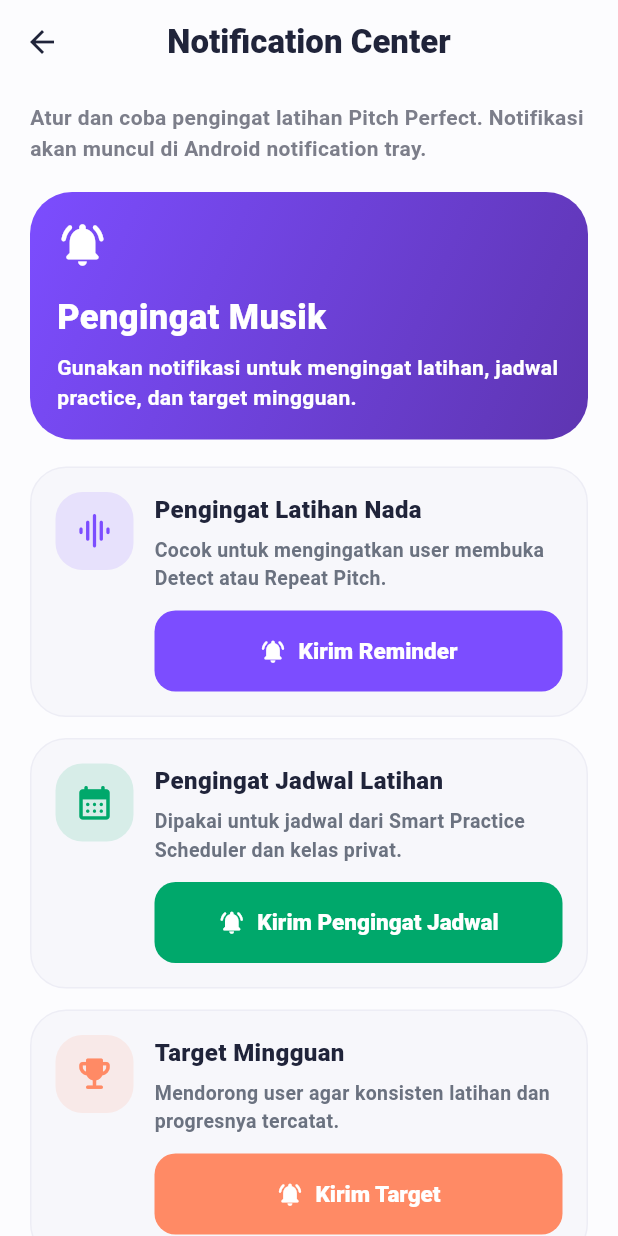
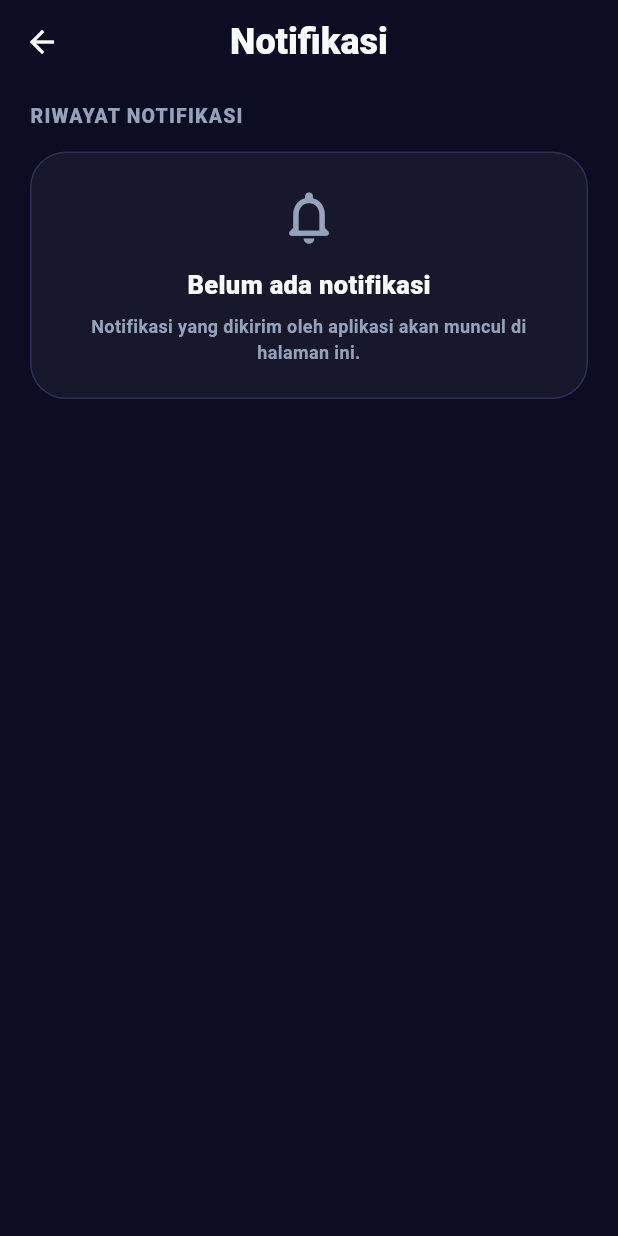
Before and after one commit to dafaarchlinux/pitch-perfect-final-project, a Flutter app: the NotificationScreen screen opened by its route, on a phone screen of 412 x 824 dp. Run offline on Flutter 3.47's test engine with Material 3 defaults, Android fonts, the phone set to English and light mode, and no system bars; our stand-ins replace flutter_local_notifications, flutter_map, flutter_secure_storage, flutter_timezone, geocoding, geolocator and 9 more; missing offline and left inert: cryptography, flutter_pitch_detection, maps_launcher, noise_meter; accounts and stored records are empty.

Commit message:
Update notification_screen.dart

```diff
--- a/lib/features/notifications/notification_screen.dart
+++ b/lib/features/notifications/notification_screen.dart
@@ -1,5 +1,5 @@
 import 'package:flutter/material.dart';
-import '../../services/notification_service.dart';
+
 import '../../services/practice_progress_service.dart';
 
 class NotificationScreen extends StatefulWidget {
@@ -10,72 +10,177 @@ class NotificationScreen extends StatefulWidget {
 }
 
 class _NotificationScreenState extends State<NotificationScreen> {
-  bool isSending = false;
+  static const Color _bg = Color(0xFF0B0D22);
+  static const Color _surface = Color(0xFF17182C);
+  static const Color _surfaceSoft = Color(0xFF232542);
+  static const Color _border = Color(0xFF2D3050);
+  static const Color _text = Color(0xFFF8FAFC);
+  static const Color _muted = Color(0xFF94A3B8);
+  static const Color _purple = Color(0xFF8B5CF6);
+  static const Color _cyan = Color(0xFF22D3EE);
+  static const Color _pink = Color(0xFFF472B6);
+  static const Color _green = Color(0xFF34D399);
+  static const Color _orange = Color(0xFFF59E0B);
 
-  Future<void> _sendNotification({
-    required String title,
-    required String body,
-    required String type,
-  }) async {
-    if (isSending) return;
+  bool isLoading = true;
+  List<Map<String, dynamic>> notifications = [];
 
-    setState(() => isSending = true);
+  @override
+  void initState() {
+    super.initState();
+    _loadNotifications();
+  }
 
-    await NotificationService.showPracticeReminder(title: title, body: body);
+  Future<void> _loadNotifications() async {
+    setState(() => isLoading = true);
 
-    await PracticeProgressService.addPracticeSession(
-      title: title,
-      type: type,
-      score: null,
-      level: null,
-      combo: null,
-      passed: true,
-      metadata: {
-        'notification_title': title,
-        'notification_body': body,
-        'source': 'Notification Center',
-      },
-    );
+    try {
+      final history = await PracticeProgressService.getHistory();
+      final items = <Map<String, dynamic>>[];
+
+      for (final item in history) {
+        final mapped = _mapHistoryToNotification(item);
+        if (mapped != null) items.add(mapped);
+      }
+
+      items.sort((a, b) {
+        final aDate = DateTime.tryParse(a['created_at']?.toString() ?? '') ??
+            DateTime.fromMillisecondsSinceEpoch(0);
+        final bDate = DateTime.tryParse(b['created_at']?.toString() ?? '') ??
+            DateTime.fromMillisecondsSinceEpoch(0);
+        return bDate.compareTo(aDate);
+      });
 
       if (!mounted) return;
-
-    setState(() => isSending = false);
-
-    ScaffoldMessenger.of(context).showSnackBar(
-      SnackBar(
-        content: Text('Notifikasi dikirim: $title'),
-        behavior: SnackBarBehavior.floating,
-      ),
-    );
+      setState(() {
+        notifications = items;
+        isLoading = false;
+      });
+    } catch (_) {
+      if (!mounted) return;
+      setState(() {
+        notifications = [];
+        isLoading = false;
+      });
+    }
   }
 
-  Widget _buildReminderCard({
-    required IconData icon,
-    required String title,
-    required String body,
-    required String buttonText,
-    required Color color,
-    required VoidCallback onTap,
-  }) {
+  Map<String, dynamic>? _mapHistoryToNotification(Map<String, dynamic> item) {
+    final type = item['type']?.toString() ?? '';
+    final title = item['title']?.toString() ?? 'Notifikasi';
+    final createdAt = item['created_at']?.toString() ??
+        item['createdAt']?.toString() ??
+        item['date']?.toString() ??
+        DateTime.now().toIso8601String();
+
+    final rawMetadata = item['metadata'];
+    final metadata = rawMetadata is Map
+        ? rawMetadata.map((key, value) => MapEntry(key.toString(), value))
+        : <String, dynamic>{};
+
+    final notificationTitle = metadata['notification_title']?.toString();
+    final notificationBody = metadata['notification_body']?.toString();
+    final source = metadata['source']?.toString() ?? '';
+
+    final lowerType = type.toLowerCase();
+    final lowerTitle = title.toLowerCase();
+    final isNotificationFromCenter = notificationTitle != null ||
+        notificationBody != null ||
+        source.toLowerCase().contains('notification');
+    final isScheduleNotification = lowerType.contains('scheduler') ||
+        lowerTitle.contains('jadwal latihan') ||
+        lowerTitle.contains('reminder');
+    final isNotificationType = lowerType.contains('notifikasi') ||
+        lowerType.contains('notification');
+
+    if (!isNotificationFromCenter && !isScheduleNotification && !isNotificationType) {
+      return null;
+    }
+
+    return {
+      'title': notificationTitle ?? title,
+      'body': notificationBody ?? _fallbackBody(item, metadata),
+      'type': type.isEmpty ? 'Notifikasi Aplikasi' : type,
+      'created_at': createdAt,
+      'source': source.isEmpty ? 'Pitch Perfect' : source,
+      'color': _notificationColor(type, title),
+    };
+  }
+
+  String _fallbackBody(Map<String, dynamic> item, Map<String, dynamic> metadata) {
+    final body = metadata['body']?.toString();
+    if (body != null && body.trim().isNotEmpty) return body;
+
+    final target = metadata['target']?.toString();
+    final practice = metadata['practice']?.toString();
+    final date = metadata['date']?.toString();
+    final time = metadata['time']?.toString();
+    final timezone = metadata['timezone']?.toString();
+
+    if (practice != null || target != null || date != null || time != null) {
+      final practiceText = practice == null ? 'Latihan musik' : practice;
+      final targetText = target == null ? '' : ' • Target: $target';
+      final timeText = time == null ? '' : ' • $time ${timezone ?? ''}'.trimRight();
+      final dateText = date == null ? '' : ' • $date';
+      return '$practiceText$targetText$timeText$dateText';
+    }
+
+    return 'Notifikasi dari aplikasi Pitch Perfect.';
+  }
+
+  Color _notificationColor(String type, String title) {
+    final text = '${type.toLowerCase()} ${title.toLowerCase()}';
+
+    if (text.contains('jadwal') || text.contains('scheduler') || text.contains('reminder')) {
+      return _cyan;
+    }
+    if (text.contains('target')) return _orange;
+    if (text.contains('latihan') || text.contains('practice')) return _purple;
+    if (text.contains('game')) return _pink;
+    return _green;
+  }
+
+  String _formatDate(String rawDate) {
+    final date = DateTime.tryParse(rawDate);
+    if (date == null) return 'Waktu tidak diketahui';
+
+    final now = DateTime.now();
+    final diff = now.difference(date);
+
+    if (diff.inMinutes < 1) return 'Baru saja';
+    if (diff.inHours < 1) return '${diff.inMinutes} menit lalu';
+    if (diff.inDays < 1) return '${diff.inHours} jam lalu';
+    if (diff.inDays < 7) return '${diff.inDays} hari lalu';
+
+    final day = date.day.toString().padLeft(2, '0');
+    final month = date.month.toString().padLeft(2, '0');
+    final hour = date.hour.toString().padLeft(2, '0');
+    final minute = date.minute.toString().padLeft(2, '0');
+    return '$day/$month/${date.year} • $hour:$minute';
+  }
+
+  Widget _summaryCard() {
     return Container(
-      margin: const EdgeInsets.only(bottom: 14),
-      padding: const EdgeInsets.all(16),
+      padding: const EdgeInsets.all(18),
       decoration: BoxDecoration(
-        color: const Color(0xFFF7F7FB),
+        color: _surface,
         borderRadius: BorderRadius.circular(24),
-        border: Border.all(color: const Color(0xFFEDEDF5)),
+        border: Border.all(color: _border),
       ),
       child: Row(
-        crossAxisAlignment: CrossAxisAlignment.start,
         children: [
           Container(
-            width: 52,
-            height: 52,
+            width: 54,
+            height: 54,
             decoration: BoxDecoration(
-              color: color.withValues(alpha: 0.13),
+              color: _purple.withOpacity(0.18),
               borderRadius: BorderRadius.circular(18),
             ),
-            child: Icon(icon, color: color, size: 27),
+            child: const Icon(
+              Icons.notifications_active_rounded,
+              color: _purple,
+              size: 28,
+            ),
           ),
           const SizedBox(width: 14),
           Expanded(
@@ -83,45 +188,125 @@ class _NotificationScreenState extends State<NotificationScreen> {
               crossAxisAlignment: CrossAxisAlignment.start,
               children: [
                 Text(
-                  title,
+                  '${notifications.length} Notifikasi',
                   style: const TextStyle(
-                    fontSize: 16,
-                    color: Color(0xFF20243A),
+                    color: _text,
+                    fontSize: 18,
                     fontWeight: FontWeight.w900,
                   ),
                 ),
-                const SizedBox(height: 6),
+                const SizedBox(height: 5),
+                const Text(
+                  'Daftar notifikasi yang sudah pernah dikirim oleh aplikasi.',
+                  style: TextStyle(
+                    color: _muted,
+                    fontSize: 12,
+                    height: 1.35,
+                    fontWeight: FontWeight.w700,
+                  ),
+                ),
+              ],
+            ),
+          ),
+          IconButton(
+            onPressed: _loadNotifications,
+            icon: const Icon(Icons.refresh_rounded),
+            color: _cyan,
+            tooltip: 'Muat ulang',
+          ),
+        ],
+      ),
+    );
+  }
+
+  Widget _notificationTile(Map<String, dynamic> item) {
+    final color = item['color'] is Color ? item['color'] as Color : _purple;
+    final title = item['title']?.toString() ?? 'Notifikasi';
+    final body = item['body']?.toString() ?? 'Notifikasi dari Pitch Perfect.';
+    final type = item['type']?.toString() ?? 'Notifikasi Aplikasi';
+    final createdAt = item['created_at']?.toString() ?? '';
+
+    return Container(
+      margin: const EdgeInsets.only(bottom: 14),
+      padding: const EdgeInsets.all(16),
+      decoration: BoxDecoration(
+        color: _surface,
+        borderRadius: BorderRadius.circular(22),
+        border: Border.all(color: _border),
+      ),
+      child: Row(
+        crossAxisAlignment: CrossAxisAlignment.start,
+        children: [
+          Container(
+            width: 46,
+            height: 46,
+            decoration: BoxDecoration(
+              color: color.withOpacity(0.16),
+              borderRadius: BorderRadius.circular(16),
+            ),
+            child: Icon(
+              Icons.notifications_rounded,
+              color: color,
+              size: 24,
+            ),
+          ),
+          const SizedBox(width: 14),
+          Expanded(
+            child: Column(
+              crossAxisAlignment: CrossAxisAlignment.start,
+              children: [
+                Row(
+                  crossAxisAlignment: CrossAxisAlignment.start,
+                  children: [
+                    Expanded(
+                      child: Text(
+                        title,
+                        maxLines: 2,
+                        overflow: TextOverflow.ellipsis,
+                        style: const TextStyle(
+                          color: _text,
+                          fontSize: 15,
+                          fontWeight: FontWeight.w900,
+                        ),
+                      ),
+                    ),
+                    const SizedBox(width: 8),
+                    Container(
+                      padding: const EdgeInsets.symmetric(horizontal: 8, vertical: 4),
+                      decoration: BoxDecoration(
+                        color: color.withOpacity(0.16),
+                        borderRadius: BorderRadius.circular(999),
+                      ),
+                      child: Text(
+                        type,
+                        maxLines: 1,
+                        overflow: TextOverflow.ellipsis,
+                        style: TextStyle(
+                          color: color,
+                          fontSize: 9,
+                          fontWeight: FontWeight.w900,
+                        ),
+                      ),
+                    ),
+                  ],
+                ),
+                const SizedBox(height: 7),
                 Text(
                   body,
                   style: const TextStyle(
-                    fontSize: 13,
+                    color: _muted,
+                    fontSize: 12,
                     height: 1.45,
-                    color: Color(0xFF6B7280),
-                    fontWeight: FontWeight.w600,
+                    fontWeight: FontWeight.w700,
                   ),
                 ),
-                const SizedBox(height: 12),
-                Align(
-                  alignment: Alignment.centerLeft,
-                  child: ElevatedButton.icon(
-                    onPressed: isSending ? null : onTap,
-                    icon: const Icon(
-                      Icons.notifications_active_rounded,
-                      size: 18,
-                    ),
-                    label: Text(buttonText),
-                    style: ElevatedButton.styleFrom(
-                      backgroundColor: color,
-                      foregroundColor: Colors.white,
-                      elevation: 0,
-                      padding: const EdgeInsets.symmetric(
-                        horizontal: 14,
-                        vertical: 10,
-                      ),
-                      shape: RoundedRectangleBorder(
-                        borderRadius: BorderRadius.circular(14),
-                      ),
-                    ),
+                const SizedBox(height: 10),
+                Text(
+                  _formatDate(createdAt),
+                  style: const TextStyle(
+                    color: Color(0xFF6F7EA7),
+                    fontSize: 11,
+                    fontWeight: FontWeight.w800,
                   ),
                 ),
               ],
@@ -132,123 +317,99 @@ class _NotificationScreenState extends State<NotificationScreen> {
     );
   }
 
-  static const Color _bgColor = Color(0xFFFCFCFE);
+  Widget _emptyState() {
+    return Container(
+      width: double.infinity,
+      padding: const EdgeInsets.all(22),
+      decoration: BoxDecoration(
+        color: _surface,
+        borderRadius: BorderRadius.circular(24),
+        border: Border.all(color: _border),
+      ),
+      child: Column(
+        children: const [
+          Icon(Icons.notifications_none_rounded, color: _muted, size: 42),
+          SizedBox(height: 12),
+          Text(
+            'Belum ada notifikasi',
+            style: TextStyle(
+              color: _text,
+              fontSize: 17,
+              fontWeight: FontWeight.w900,
+            ),
+          ),
+          SizedBox(height: 6),
+          Text(
+            'Notifikasi yang dikirim oleh aplikasi akan muncul di halaman ini.',
+            textAlign: TextAlign.center,
+            style: TextStyle(
+              color: _muted,
+              fontSize: 12,
+              height: 1.45,
+              fontWeight: FontWeight.w700,
+            ),
+          ),
+        ],
+      ),
+    );
+  }
+
+  Widget _sectionTitle(String title) {
+    return Text(
+      title.toUpperCase(),
+      style: const TextStyle(
+        color: _muted,
+        fontSize: 13,
+        fontWeight: FontWeight.w900,
+        letterSpacing: 0.8,
+      ),
+    );
+  }
 
   @override
   Widget build(BuildContext context) {
     return Scaffold(
-      backgroundColor: _bgColor,
+      backgroundColor: _bg,
       appBar: AppBar(
-        backgroundColor: _bgColor,
+        backgroundColor: _bg,
         elevation: 0,
         centerTitle: true,
+        iconTheme: const IconThemeData(color: _text),
         title: const Text(
-          'Notification Center',
+          'Notifikasi',
           style: TextStyle(
-            color: Color(0xFF20243A),
+            color: _text,
+            fontSize: 24,
             fontWeight: FontWeight.w900,
           ),
         ),
-        iconTheme: const IconThemeData(color: Color(0xFF20243A)),
       ),
       body: SafeArea(
+        child: RefreshIndicator(
+          onRefresh: _loadNotifications,
+          color: _purple,
+          backgroundColor: _surface,
           child: ListView(
-          padding: const EdgeInsets.fromLTRB(20, 12, 20, 34),
+            physics: const AlwaysScrollableScrollPhysics(),
+            padding: const EdgeInsets.fromLTRB(20, 12, 20, 120),
             children: [
-            const Text(
-              'Atur dan coba pengingat latihan Pitch Perfect. Notifikasi akan muncul di Android notification tray.',
-              style: TextStyle(
-                fontSize: 14,
-                height: 1.5,
-                color: Color(0xFF7C7E8A),
-                fontWeight: FontWeight.w600,
+              if (isLoading)
+                SizedBox(
+                  height: MediaQuery.of(context).size.height * 0.65,
+                  child: const Center(
+                    child: CircularProgressIndicator(color: _purple),
                   ),
-            ),
-            const SizedBox(height: 18),
-            Container(
-              padding: const EdgeInsets.all(18),
-              decoration: BoxDecoration(
-                gradient: const LinearGradient(
-                  colors: [Color(0xFF7C4DFF), Color(0xFF5E35B1)],
-                  begin: Alignment.topLeft,
-                  end: Alignment.bottomRight,
-                ),
-                borderRadius: BorderRadius.circular(28),
-              ),
-              child: const Column(
-                crossAxisAlignment: CrossAxisAlignment.start,
-                children: [
-                  Icon(
-                    Icons.notifications_active_rounded,
-                    color: Colors.white,
-                    size: 34,
-                  ),
-                  SizedBox(height: 14),
-                  Text(
-                    'Pengingat Musik',
-                    style: TextStyle(
-                      color: Colors.white,
-                      fontSize: 23,
-                      fontWeight: FontWeight.w900,
-                    ),
-                  ),
-                  SizedBox(height: 8),
-                  Text(
-                    'Gunakan notifikasi untuk mengingat latihan, jadwal practice, dan target mingguan.',
-                    style: TextStyle(
-                      color: Colors.white,
-                      fontSize: 14,
-                      height: 1.4,
-                      fontWeight: FontWeight.w600,
-                    ),
-                  ),
+                )
+              else ...[
+                _sectionTitle('Riwayat Notifikasi'),
+                const SizedBox(height: 14),
+                if (notifications.isEmpty)
+                  _emptyState()
+                else
+                  ...notifications.map(_notificationTile),
+              ],
             ],
           ),
-            ),
-            const SizedBox(height: 18),
-            _buildReminderCard(
-              icon: Icons.graphic_eq_rounded,
-              title: 'Pengingat Latihan Nada',
-              body:
-                  'Cocok untuk mengingatkan user membuka Detect atau Repeat Pitch.',
-              buttonText: 'Kirim Reminder',
-              color: const Color(0xFF7C4DFF),
-              onTap: () => _sendNotification(
-                title: 'Waktunya latihan nada',
-                body:
-                    'Buka Pitch Perfect dan lanjutkan latihan Detect atau Repeat Pitch hari ini.',
-                type: 'Notifikasi Latihan',
-              ),
-            ),
-            _buildReminderCard(
-              icon: Icons.calendar_month_rounded,
-              title: 'Pengingat Jadwal Latihan',
-              body:
-                  'Dipakai untuk jadwal dari Smart Practice Scheduler dan kelas privat.',
-              buttonText: 'Kirim Pengingat Jadwal',
-              color: const Color(0xFF00A86B),
-              onTap: () => _sendNotification(
-                title: 'Jadwal latihan sudah dekat',
-                body:
-                    'Cek Smart Practice Scheduler dan siapkan sesi latihan musikmu.',
-                type: 'Notifikasi Jadwal',
-              ),
-            ),
-            _buildReminderCard(
-              icon: Icons.emoji_events_rounded,
-              title: 'Target Mingguan',
-              body:
-                  'Mendorong user agar konsisten latihan dan progresnya tercatat.',
-              buttonText: 'Kirim Target',
-              color: const Color(0xFFFF8A65),
-              onTap: () => _sendNotification(
-                title: 'Kejar target mingguanmu',
-                body:
-                    'Selesaikan latihan musik minggu ini agar progress Profile makin naik.',
-                type: 'Notifikasi Target',
-              ),
-            ),
-          ],
         ),
       ),
     );
```
Lines whose indentation alone changed are shown as unchanged.
